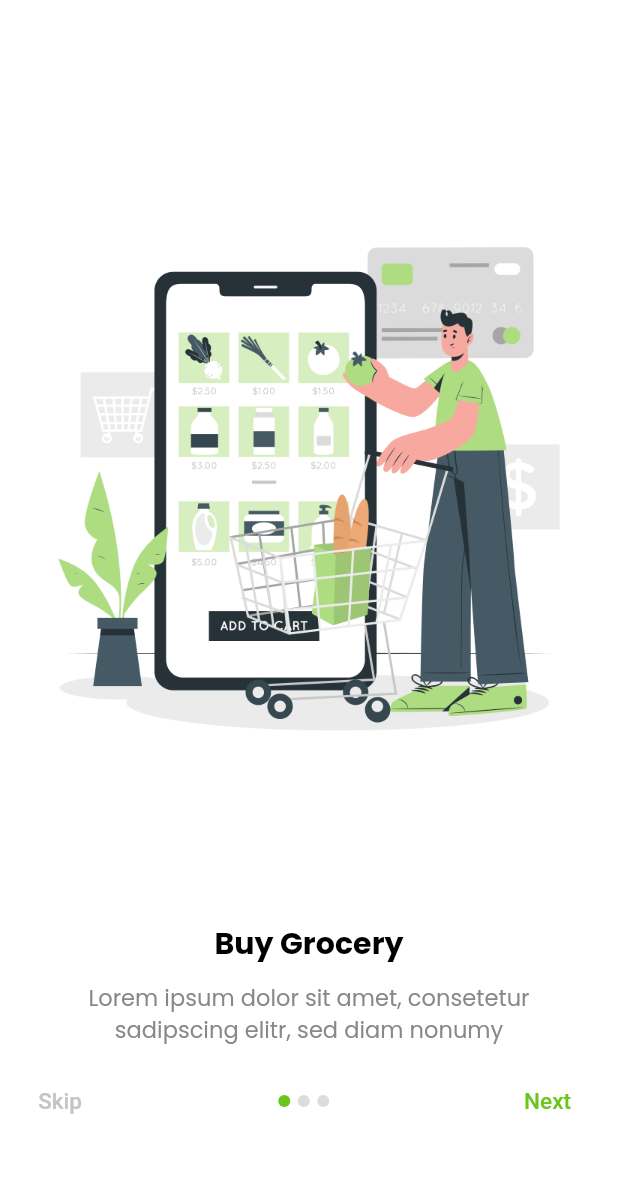
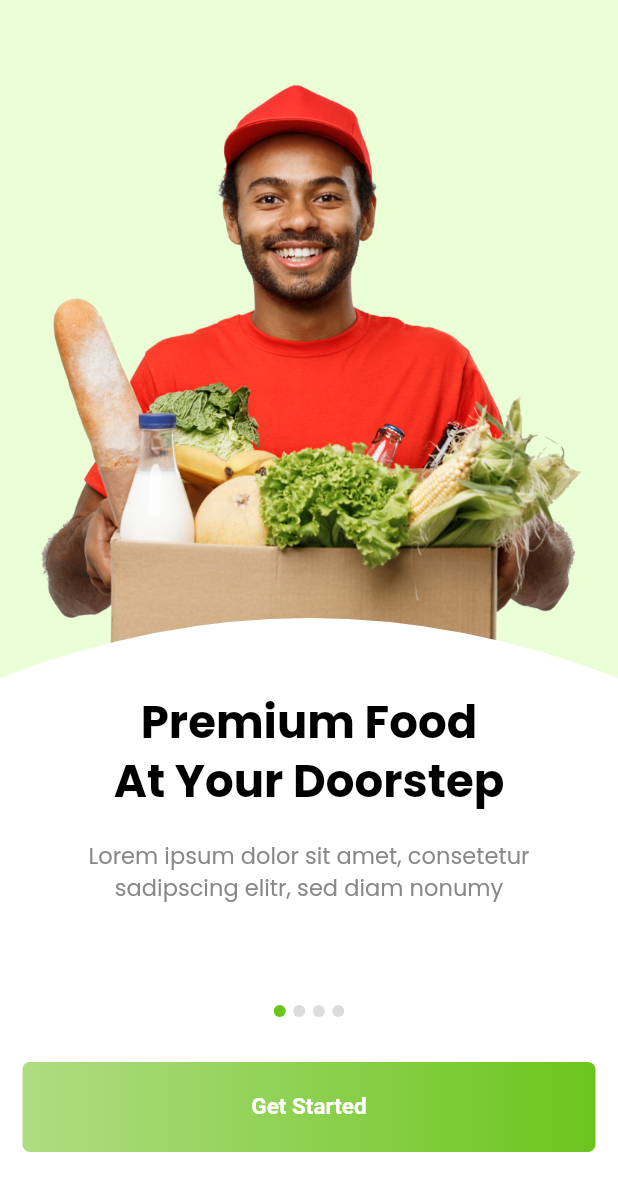
Before and after one commit to Manuelkpatsu/big_cart, a Flutter app: the screen it shows after launch, on a phone screen of 412 x 824 dp. Shown: the top 1191 px of the screen. Run offline on Flutter 3.47's test engine with Material 3 defaults, Android fonts, the phone set to English and light mode, and no system bars; drawn by our look-alikes of smooth_page_indicator; our stand-ins replace equatable, google_fonts.

Commit message:
Add second onboarding screen option

```diff
--- a/lib/main.dart
+++ b/lib/main.dart
@@ -1,6 +1,6 @@
 import 'package:flutter/material.dart';
 
-import 'screen/auth/onboard_three/onboard_three_screen.dart';
+import 'screen/auth/onboard_two/onboard_two_screen.dart';
 import 'theme/custom_theme.dart';
 
 void main() {
@@ -16,7 +16,7 @@ class MyApp extends StatelessWidget {
       debugShowCheckedModeBanner: false,
       title: 'Big Cart',
       theme: CustomTheme.theme,
-      home: const OnboardThreeScreen(),
+      home: const OnboardTwoScreen(),
     );
   }
 }
--- /dev/null
+++ b/lib/screen/auth/onboard_two/onboard_two_screen.dart
@@ -0,0 +1,68 @@
+import 'package:big_cart_app/model/page_view_model.dart';
+import 'package:big_cart_app/screen/auth/widget/onboarding_get_started_button.dart';
+import 'package:big_cart_app/screen/auth/widget/onboarding_page_indicator.dart';
+import 'package:big_cart_app/utils/constants/image_strings.dart';
+import 'package:big_cart_app/utils/constants/text_strings.dart';
+import 'package:flutter/material.dart';
+
+import 'widget/onboard_two_page.dart';
+
+class OnboardTwoScreen extends StatefulWidget {
+  const OnboardTwoScreen({super.key});
+
+  @override
+  State<OnboardTwoScreen> createState() => _OnboardTwoScreenState();
+}
+
+class _OnboardTwoScreenState extends State<OnboardTwoScreen> {
+  final PageController _controller = PageController();
+  final List<PageViewModel> _pages = [
+    const PageViewModel(
+      title: TextStrings.onBoardingTitle21,
+      body: TextStrings.onBoardingSubTitle,
+      image: ImageStrings.onboardingImage21,
+      logo: ImageStrings.appLogo,
+    ),
+    const PageViewModel(
+      title: TextStrings.onBoardingTitle13,
+      body: TextStrings.onBoardingSubTitle,
+      image: ImageStrings.onboardingImage22,
+    ),
+    const PageViewModel(
+      title: TextStrings.onBoardingTitle12,
+      body: TextStrings.onBoardingSubTitle,
+      image: ImageStrings.onboardingImage23,
+    ),
+    const PageViewModel(
+      title: TextStrings.onBoardingTitle14,
+      body: TextStrings.onBoardingSubTitle,
+      image: ImageStrings.onboardingImage24,
+    ),
+  ];
+
+  @override
+  void dispose() {
+    _controller.dispose();
+    super.dispose();
+  }
+
+  @override
+  Widget build(BuildContext context) {
+    return Scaffold(
+      body: Stack(
+        children: [
+          PageView(
+            controller: _controller,
+            children: _pages.map((model) => OnboardTwoPage(model: model)).toList(),
+          ),
+          OnboardingPageIndicator(
+            controller: _controller,
+            count: _pages.length,
+            onDotClicked: (index) => _controller.jumpToPage(index),
+          ),
+          OnboardingGetStartedButton(onPressed: () {}),
+        ],
+      ),
+    );
+  }
+}
--- /dev/null
+++ b/lib/screen/auth/onboard_two/widget/onboard_two_page.dart
@@ -0,0 +1,67 @@
+import 'package:big_cart_app/model/page_view_model.dart';
+import 'package:big_cart_app/screen/auth/widget/onboard_body_text.dart';
+import 'package:big_cart_app/screen/auth/widget/onboard_title_text.dart';
+import 'package:flutter/material.dart';
+
+class OnboardTwoPage extends StatelessWidget {
+  final PageViewModel model;
+
+  const OnboardTwoPage({super.key, required this.model});
+
+  @override
+  Widget build(BuildContext context) {
+    return Stack(
+      children: [
+        Image.asset(
+          model.image,
+          width: MediaQuery.of(context).size.width,
+          height: MediaQuery.of(context).size.height * 0.6,
+          fit: BoxFit.cover,
+        ),
+        Positioned(
+          bottom: 0,
+          child: ClipPath(
+            clipper: CurveClipper(),
+            child: Container(
+              width: MediaQuery.of(context).size.width,
+              height: MediaQuery.of(context).size.height * 0.5,
+              padding: const EdgeInsets.symmetric(horizontal: 20, vertical: 50),
+              decoration: const BoxDecoration(color: Colors.white),
+              child: Column(
+                crossAxisAlignment: CrossAxisAlignment.center,
+                children: [
+                  OnboardTitleText(title: model.title),
+                  const SizedBox(height: 20),
+                  OnboardBodyText(body: model.body),
+                ],
+              ),
+            ),
+          ),
+        ),
+      ],
+    );
+  }
+}
+
+class CurveClipper extends CustomClipper<Path> {
+  @override
+  Path getClip(Size size) {
+    double w = size.width;
+    double h = size.height;
+
+    double curveHeight = 40;
+
+    final path = Path();
+    path.moveTo(0, curveHeight);
+    path.lineTo(0, h);
+    path.lineTo(w, h);
+    path.lineTo(w, curveHeight);
+    path.quadraticBezierTo(w / 2, -curveHeight, 0, curveHeight);
+
+    path.close();
+    return path;
+  }
+
+  @override
+  bool shouldReclip(CustomClipper<Path> oldClipper) => false;
+}
--- a/lib/utils/constants/text_strings.dart
+++ b/lib/utils/constants/text_strings.dart
@@ -9,6 +9,7 @@ class TextStrings {
   static const String onBoardingTitle31 = "Buy Grocery";
   static const String onBoardingTitle32 = "Fast Delivery";
   static const String onBoardingTitle33 = "Enjoy Quality Food";
+  static const String onBoardingTitle21 = "Premium Food\nAt Your Doorstep";
 
   static const String onBoardingSubTitle =
       "Lorem ipsum dolor sit amet, consetetur sadipscing elitr, sed diam nonumy";
```
